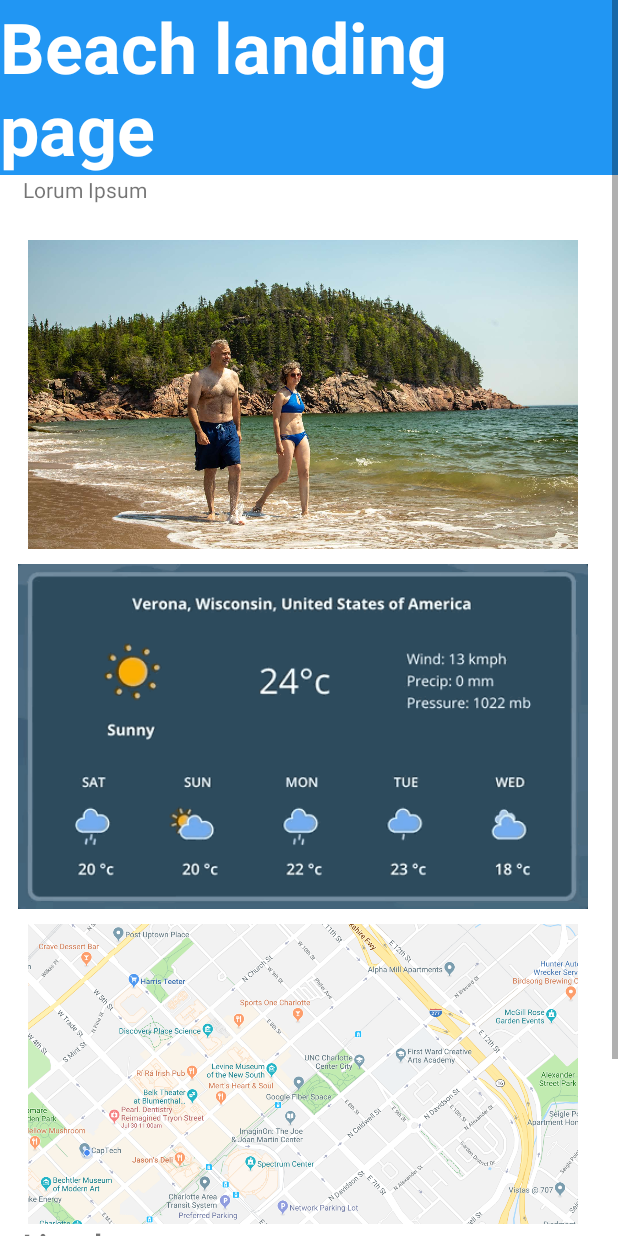
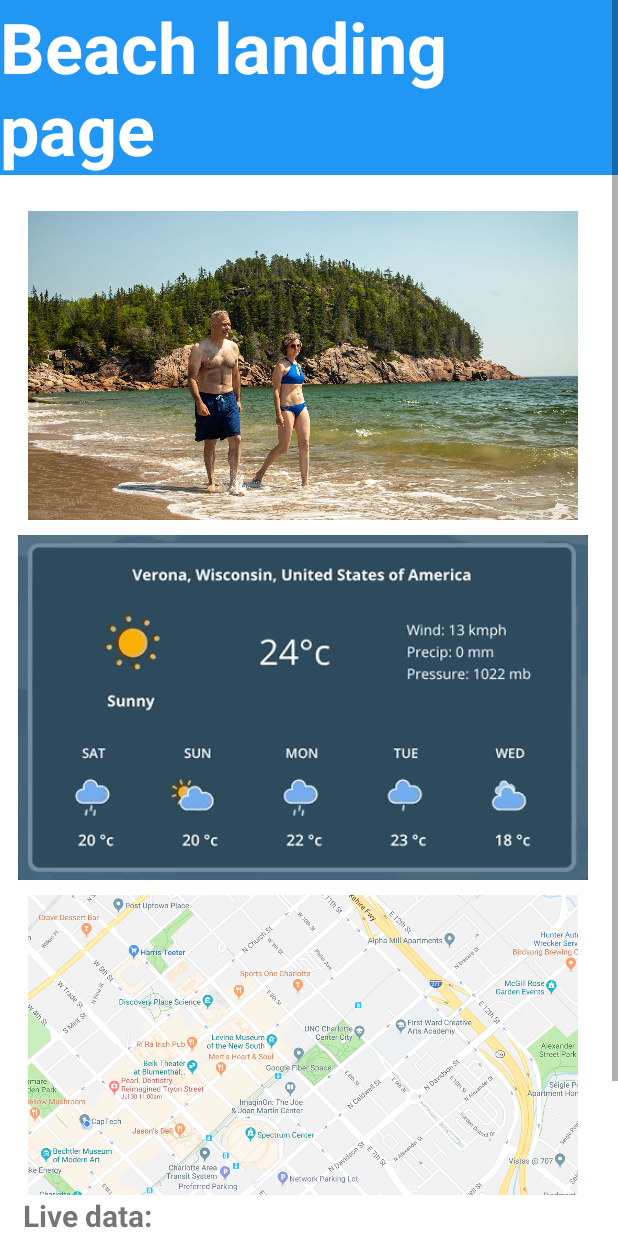
Before and after one commit to codemandias/bluenoserApp, an Android app: the layout beach_landing.xml on its own in the app's theme, with its tools: preview values and no code run, on a phone screen of 412 x 824 dp. Run offline under Robolectric (Android 15) with nearby library versions, the phone set to English and light mode, and no system bars; Roboto replaces fonts that are not available here.

Commit message:
Updated variables in xml files.

```diff
--- a/app/src/main/java/com/example/beachbluenoser/MainActivity.java
+++ b/app/src/main/java/com/example/beachbluenoser/MainActivity.java
@@ -118,7 +118,7 @@ public class MainActivity extends AppCompatActivity {
                     }
                 });
 
-        autoCompleteTextView = findViewById(R.id.auto_complete_textview);
+        autoCompleteTextView = findViewById(R.id.filterDropdown);
         adapterItems = new ArrayAdapter<String>(this, R.layout.list_item, filterItem);
         autoCompleteTextView.setAdapter(adapterItems);
 
--- a/app/src/main/res/layout/activity_login.xml
+++ b/app/src/main/res/layout/activity_login.xml
@@ -13,7 +13,7 @@
         android:layout_width="331dp"
         android:layout_height="159dp"
         android:src="@drawable/logo"
-        app:layout_constraintBottom_toTopOf="@+id/textView"
+        app:layout_constraintBottom_toTopOf="@+id/headerText"
         app:layout_constraintEnd_toEndOf="parent"
         app:layout_constraintHorizontal_bias="0.5"
         app:layout_constraintStart_toStartOf="parent"
--- a/app/src/main/res/layout/activity_main.xml
+++ b/app/src/main/res/layout/activity_main.xml
@@ -68,7 +68,7 @@
 
 
     <com.google.android.material.textfield.TextInputLayout
-        android:id="@+id/textInputLayout"
+        android:id="@+id/filterDropdownLayout"
         style="@style/Widget.MaterialComponents.TextInputLayout.OutlinedBox.ExposedDropdownMenu"
         android:layout_width="match_parent"
         android:layout_height="84dp"
@@ -79,7 +79,7 @@
         tools:ignore="LabelFor, MissingConstraints">
 
         <AutoCompleteTextView
-            android:id="@+id/auto_complete_textview"
+            android:id="@+id/filterDropdown"
             android:layout_width="match_parent"
             android:layout_height="wrap_content"
             android:inputType="none"
@@ -95,7 +95,7 @@
         android:layout_height="0dp"
         android:orientation="vertical"
         app:layout_constraintBottom_toBottomOf="parent"
-        app:layout_constraintTop_toBottomOf="@+id/textInputLayout">
+        app:layout_constraintTop_toBottomOf="@+id/filterDropdownLayout">
         <!--android:background="@drawable/rounded_edit_text"-->
 
 
--- a/app/src/main/res/layout/beach_landing.xml
+++ b/app/src/main/res/layout/beach_landing.xml
@@ -10,7 +10,7 @@
         android:layout_height="wrap_content"
         android:orientation="vertical">
         <TextView
-            android:id="@+id/textView"
+            android:id="@+id/beachHeaderText"
             android:layout_width="match_parent"
             android:layout_height="wrap_content"
             android:background="#2196F3"
@@ -24,45 +24,34 @@
             app:layout_constraintStart_toStartOf="parent"
             tools:layout_editor_absoluteY="-4dp" />
 
-        <TextView
-            android:id="@+id/textView2"
-            android:layout_width="match_parent"
-            android:layout_height="wrap_content"
-            android:background="@color/white"
-            android:paddingLeft="15dp"
-            android:paddingRight="15dp"
-            android:text="Lorum Ipsum"
-            app:layout_constraintEnd_toEndOf="parent"
-            app:layout_constraintHorizontal_bias="0.483"
-            app:layout_constraintStart_toStartOf="parent"
-            tools:layout_editor_absoluteY="32dp" />
+
 
         <ImageView
-            android:id="@+id/imageView2"
+            android:id="@+id/beachLandingImage"
             android:layout_width="380dp"
             android:layout_height="206dp"
             android:layout_marginStart="12dp"
             android:layout_marginTop="24dp"
             android:adjustViewBounds="true"
             app:layout_constraintStart_toStartOf="parent"
-            app:layout_constraintTop_toBottomOf="@+id/textView"
+            app:layout_constraintTop_toBottomOf="@+id/headerText"
             app:srcCompat="@drawable/black_brook_beach" />
 
         <ImageView
-            android:id="@+id/imageView3"
+            android:id="@+id/beachWeatherImage"
             android:layout_width="380dp"
             android:layout_height="250dp"
             android:layout_marginStart="12dp"
             android:adjustViewBounds="true"
             app:layout_constraintBottom_toBottomOf="parent"
             app:layout_constraintStart_toStartOf="parent"
-            app:layout_constraintTop_toBottomOf="@+id/imageView4"
+            app:layout_constraintTop_toBottomOf="@+id/mapImage"
             app:layout_constraintVertical_bias="0.0"
             app:srcCompat="@drawable/weather_api" />
 
 
         <ImageView
-            android:id="@+id/imageView4"
+            android:id="@+id/beachMapImage"
             android:layout_width="380dp"
             android:layout_height="200dp"
             android:layout_marginStart="12dp"
@@ -71,12 +60,12 @@
             app:layout_constraintEnd_toEndOf="parent"
             app:layout_constraintHorizontal_bias="0.516"
             app:layout_constraintStart_toStartOf="parent"
-            app:layout_constraintTop_toBottomOf="@+id/imageView2"
+            app:layout_constraintTop_toBottomOf="@+id/beachImage"
             app:layout_constraintVertical_bias="0.011"
             app:srcCompat="@drawable/map_api" />
 
         <TextView
-            android:id="@+id/textView2"
+            android:id="@+id/beachDescription"
             android:layout_width="match_parent"
             android:layout_height="wrap_content"
             android:background="@color/white"
@@ -91,7 +80,7 @@
             tools:layout_editor_absoluteY="32dp" />
 <!--just comment ok-->
         <Button
-            android:id="@+id/button"
+            android:id="@+id/beachCheckInButton"
             android:layout_width="wrap_content"
             android:layout_height="wrap_content"
             android:layout_gravity="center"
```
Also changed, not shown: app/src/main/res/layout/edit_user_profile.xml (+11 -11 lines), app/src/main/res/layout/lifeguard_data.xml (+15 -15 lines), app/src/main/res/layout/profile.xml (+13 -13 lines), app/src/main/res/layout/user_survey.xml (+17 -17 lines).
